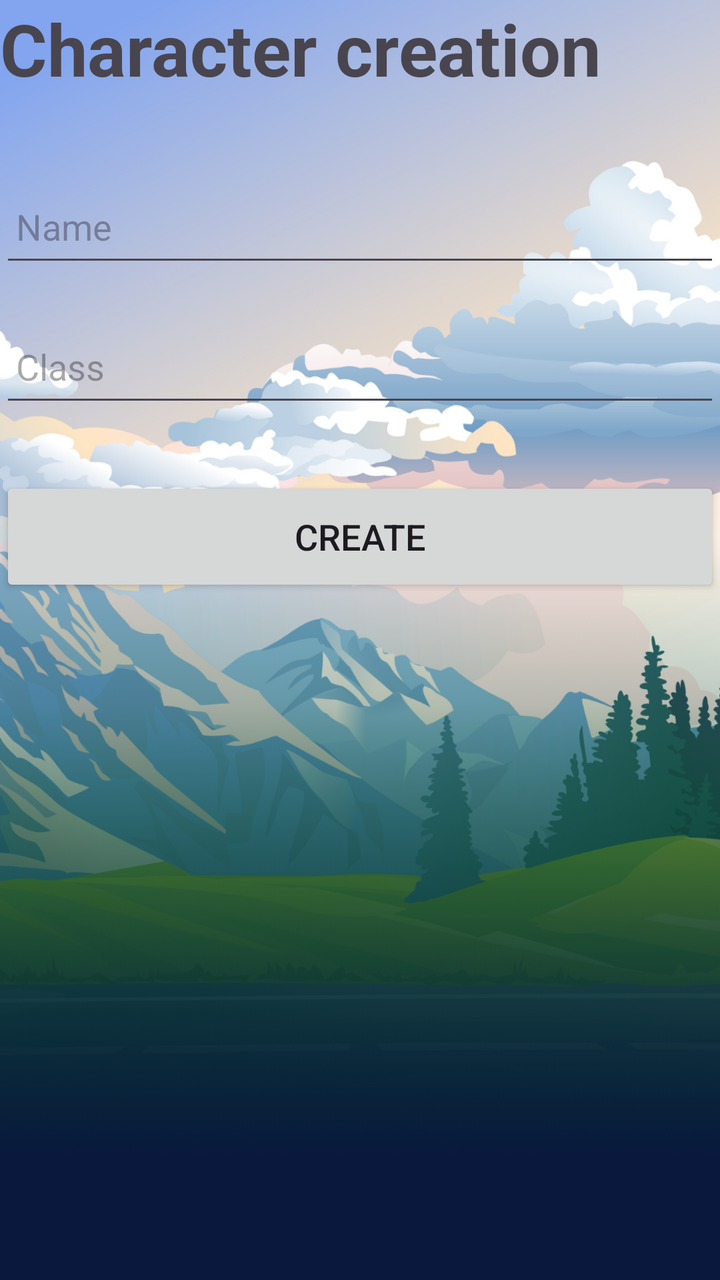
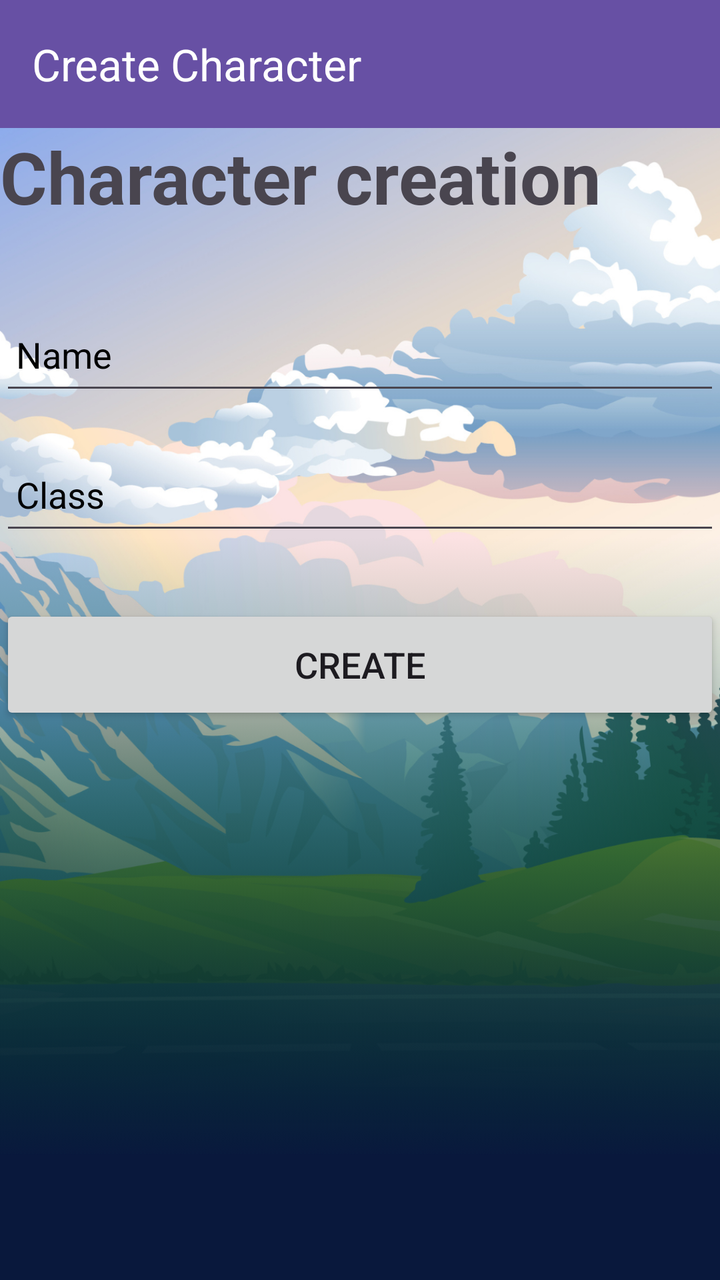

Screens rendered from an Android XML layout before and after an edit, with the pre-edit source and the edit as a unified diff.
<!-- AndroidManifest.xml: application theme Theme.Tavernia -->
<!-- res/layout/activity_create_sheet.xml -->
<?xml version="1.0" encoding="utf-8"?>
<LinearLayout xmlns:android="http://schemas.android.com/apk/res/android"
    xmlns:app="http://schemas.android.com/apk/res-auto"
    xmlns:tools="http://schemas.android.com/tools"
    android:id="@+id/main"
    android:layout_width="match_parent"
    android:layout_height="match_parent"
    android:background="@drawable/bg_page_accueil"
    android:orientation="vertical"
    tools:context=".CreateSheetActivity">

    <TextView
        android:layout_width="match_parent"
        android:layout_height="wrap_content"
        android:text="Character creation"
        android:textAlignment="center"
        android:textSize="36sp"
        android:textStyle="bold" />

    <EditText
        android:id="@+id/sheet_creation_name"
        android:layout_width="match_parent"
        android:layout_height="50dp"
        android:layout_marginTop="40dp"
        android:hint="Name"
        android:padding="8dp"
        android:textColor="@color/black" />

    <EditText
        android:id="@+id/sheet_creation_class"
        android:layout_width="match_parent"
        android:layout_height="50dp"
        android:layout_marginTop="20dp"
        android:hint="Class"
        android:padding="8dp"
        android:textColor="@color/black" />

    <Button
        android:id="@+id/sheet_creation_button"
        android:layout_width="match_parent"
        android:layout_height="60dp"
        android:layout_marginTop="30dp"
        android:text="CREATE"
        android:textSize="18sp"
        app:cornerRadius="20dp" />

</LinearLayout>
<!-- resources referenced by this layout -->
<resources>
  <color name="black">#FF000000</color>
  <!-- drawable bg_page_accueil: png bitmap (drawable, 911363 bytes) -->
  <style name="Theme.Tavernia" parent="Base.Theme.Tavernia" />
  <style name="Base.Theme.Tavernia" parent="Theme.Material3.DayNight.NoActionBar">
          
          
      </style>
</resources>

<!-- the commit's change to res/layout/activity_create_sheet.xml (unified diff, before → after) -->
@@ -8,6 +8,16 @@
     android:background="@drawable/bg_page_accueil"
     android:orientation="vertical"
     tools:context=".CreateSheetActivity">
+
+    <androidx.appcompat.widget.Toolbar
+        android:id="@+id/toolbar"
+        android:layout_width="match_parent"
+        android:layout_height="wrap_content"
+        android:background="?attr/colorPrimary"
+        android:elevation="4dp"
+        android:theme="@style/ThemeOverlay.AppCompat.Dark.ActionBar"
+        app:title="Create Character"
+        app:titleTextColor="@android:color/white" />
 
     <TextView
         android:layout_width="match_parent"
@@ -23,6 +33,7 @@
         android:layout_height="50dp"
         android:layout_marginTop="40dp"
         android:hint="Name"
+        android:textColorHint="@color/black"
         android:padding="8dp"
         android:textColor="@color/black" />
 
@@ -32,6 +43,7 @@
         android:layout_height="50dp"
         android:layout_marginTop="20dp"
         android:hint="Class"
+        android:textColorHint="@color/black"
         android:padding="8dp"
         android:textColor="@color/black" />
 
